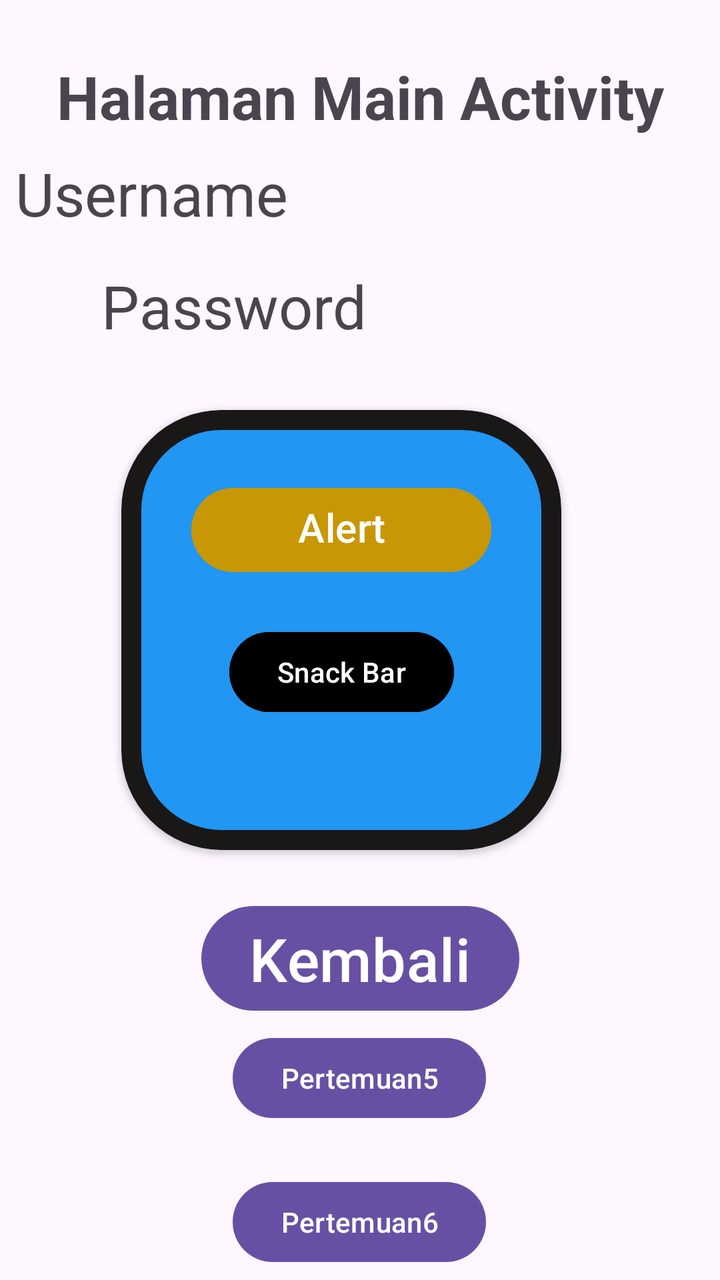
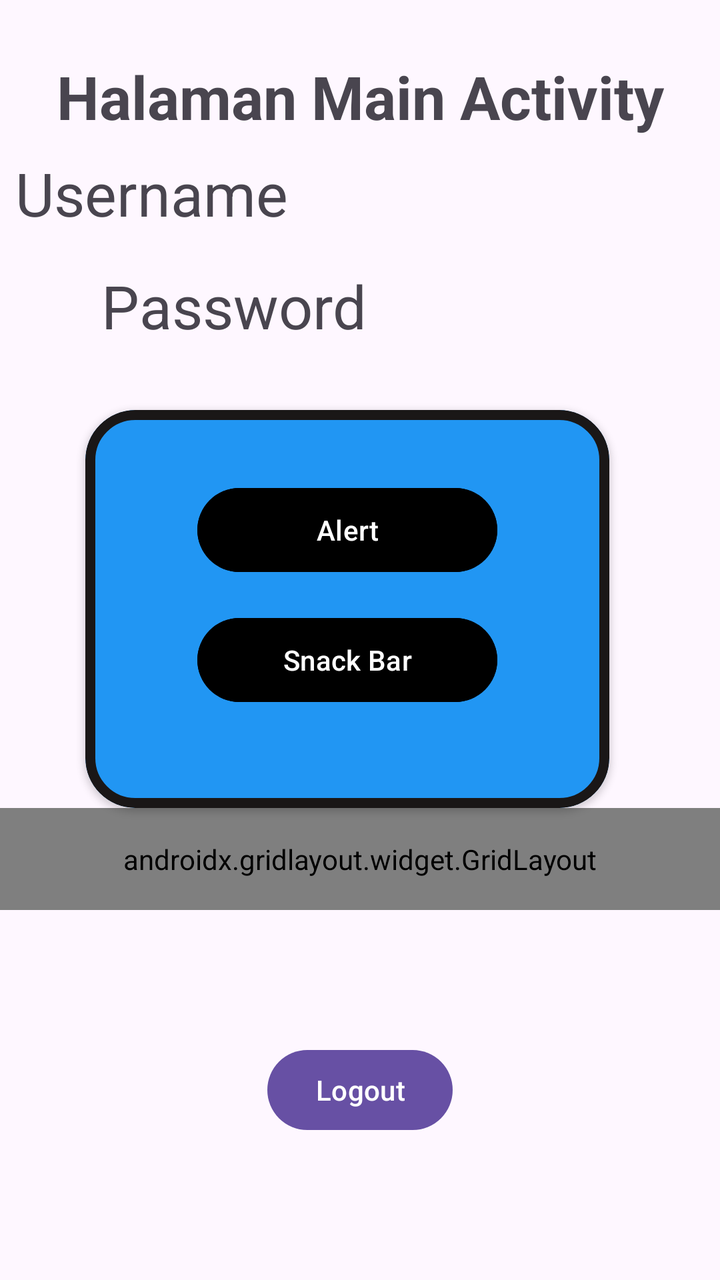

Compare the two renders of this Android layout. The source of the first and the diff that turns it into the second are given below.
<!-- AndroidManifest.xml: application theme Theme.PujaErista_3TIB -->
<!-- res/layout/fragment_home.xml -->
<?xml version="1.0" encoding="utf-8"?>
<androidx.constraintlayout.widget.ConstraintLayout
    xmlns:android="http://schemas.android.com/apk/res/android"
    xmlns:tools="http://schemas.android.com/tools"
    android:layout_width="match_parent"
    android:layout_height="match_parent"
    xmlns:app="http://schemas.android.com/apk/res-auto"
    tools:context=".Home.HomeFragment">

    <TextView
        android:id="@+id/textView7"
        android:layout_width="wrap_content"
        android:layout_height="wrap_content"
        android:layout_marginTop="28dp"
        android:text="Halaman Main Activity"
        android:textSize="30dp"
        android:textStyle="bold"
        app:layout_constraintEnd_toEndOf="parent"
        app:layout_constraintStart_toStartOf="parent"
        app:layout_constraintTop_toTopOf="parent" />

    <TextView
        android:id="@+id/txtUsername"
        android:layout_width="wrap_content"
        android:layout_height="wrap_content"
        android:layout_marginTop="8dp"
        android:layout_marginEnd="216dp"
        android:text="Username"
        android:textSize="30dp"
        app:layout_constraintEnd_toEndOf="parent"
        app:layout_constraintTop_toBottomOf="@+id/textView7" />

    <TextView
        android:id="@+id/txtPassword"
        android:layout_width="wrap_content"
        android:layout_height="wrap_content"
        android:layout_marginTop="16dp"
        android:text="Password"
        android:textSize="30dp"
        app:layout_constraintEnd_toEndOf="parent"
        app:layout_constraintHorizontal_bias="0.223"
        app:layout_constraintStart_toStartOf="parent"
        app:layout_constraintTop_toBottomOf="@+id/txtUsername" />
    <com.google.android.material.card.MaterialCardView
        android:id="@+id/materialCardView"
        android:layout_width="220dp"
        android:layout_height="220dp"
        android:layout_marginTop="32dp"
        app:cardBackgroundColor="#2196F3"
        app:cardCornerRadius="50dp"
        app:cardElevation="2dp"
        app:layout_constraintEnd_toEndOf="parent"
        app:layout_constraintHorizontal_bias="0.434"
        app:layout_constraintStart_toStartOf="parent"
        app:layout_constraintTop_toBottomOf="@+id/txtPassword"
        app:strokeColor="#1A1717"
        app:strokeWidth="10dp">

        <androidx.constraintlayout.widget.ConstraintLayout
            android:layout_width="match_parent"
            android:layout_height="match_parent"
            android:layout_margin="15dp">

            <Button
                android:id="@+id/btnAlertDialog"
                android:layout_width="150dp"
                android:layout_height="50dp"
                android:layout_marginTop="20dp"
                android:backgroundTint="#C79705"
                android:text="Alert Dialog"
                android:textSize="20dp"
                app:layout_constraintEnd_toEndOf="parent"
                app:layout_constraintStart_toStartOf="parent"
                app:layout_constraintTop_toTopOf="parent" />

            <Button
                android:id="@+id/btnSnackBar"
                android:layout_width="wrap_content"
                android:layout_height="wrap_content"
                android:layout_marginTop="92dp"
                android:backgroundTint="@color/black"
                android:text="Snack Bar"
                app:layout_constraintEnd_toEndOf="parent"
                app:layout_constraintStart_toStartOf="parent"
                app:layout_constraintTop_toTopOf="parent" />
        </androidx.constraintlayout.widget.ConstraintLayout>

    </com.google.android.material.card.MaterialCardView>

    <Button
        android:id="@+id/btnKembali"
        android:layout_width="wrap_content"
        android:layout_height="wrap_content"
        android:layout_marginTop="24dp"
        android:text="Kembali"
        android:textSize="30dp"
        app:layout_constraintEnd_toEndOf="parent"
        app:layout_constraintStart_toStartOf="parent"
        app:layout_constraintTop_toBottomOf="@+id/materialCardView" />

    <Button
        android:id="@+id/btnToLima"
        android:layout_width="wrap_content"
        android:layout_height="wrap_content"
        android:text="Pertemuan5"
        app:layout_constraintBottom_toBottomOf="parent"
        app:layout_constraintEnd_toEndOf="parent"
        app:layout_constraintHorizontal_bias="0.498"
        app:layout_constraintStart_toStartOf="parent"
        app:layout_constraintTop_toBottomOf="@+id/btnKembali"
        app:layout_constraintVertical_bias="0.069" />

    <Button
        android:id="@+id/btnToSix"
        android:layout_width="wrap_content"
        android:layout_height="wrap_content"
        android:layout_marginTop="24dp"
        android:text="Pertemuan6"
        app:layout_constraintEnd_toEndOf="parent"
        app:layout_constraintHorizontal_bias="0.498"
        app:layout_constraintStart_toStartOf="parent"
        app:layout_constraintTop_toBottomOf="@+id/btnToLima" />

    <Button
        android:id="@+id/btnLogout"
        android:layout_width="wrap_content"
        android:layout_height="wrap_content"
        android:layout_marginTop="24dp"
        android:text="Logout"
        app:layout_constraintEnd_toEndOf="parent"
        app:layout_constraintHorizontal_bias="0.498"
        app:layout_constraintStart_toStartOf="parent"
        app:layout_constraintTop_toBottomOf="@+id/btnToSix" />
</androidx.constraintlayout.widget.ConstraintLayout>
<!-- resources referenced by this layout -->
<resources>
  <color name="black">#FF000000</color>
  <style name="Theme.PujaErista_3TIB" parent="Base.Theme.PujaErista_3TIB" />
  <style name="Base.Theme.PujaErista_3TIB" parent="Theme.Material3.DayNight.NoActionBar">
          
          
      </style>
</resources>

<!-- the commit's change to res/layout/fragment_home.xml (unified diff, before → after) -->
@@ -41,20 +41,21 @@
         app:layout_constraintHorizontal_bias="0.223"
         app:layout_constraintStart_toStartOf="parent"
         app:layout_constraintTop_toBottomOf="@+id/txtUsername" />
+
     <com.google.android.material.card.MaterialCardView
         android:id="@+id/materialCardView"
-        android:layout_width="220dp"
-        android:layout_height="220dp"
+        android:layout_width="262dp"
+        android:layout_height="199dp"
         android:layout_marginTop="32dp"
         app:cardBackgroundColor="#2196F3"
-        app:cardCornerRadius="50dp"
+        app:cardCornerRadius="25dp"
         app:cardElevation="2dp"
         app:layout_constraintEnd_toEndOf="parent"
         app:layout_constraintHorizontal_bias="0.434"
         app:layout_constraintStart_toStartOf="parent"
         app:layout_constraintTop_toBottomOf="@+id/txtPassword"
         app:strokeColor="#1A1717"
-        app:strokeWidth="10dp">
+        app:strokeWidth="5dp">
 
         <androidx.constraintlayout.widget.ConstraintLayout
             android:layout_width="match_parent"
@@ -66,34 +67,43 @@
                 android:layout_width="150dp"
                 android:layout_height="50dp"
                 android:layout_marginTop="20dp"
-                android:backgroundTint="#C79705"
-                android:text="Alert Dialog"
-                android:textSize="20dp"
+                android:backgroundTint="@color/black"
+                android:text="Alert"
                 app:layout_constraintEnd_toEndOf="parent"
                 app:layout_constraintStart_toStartOf="parent"
                 app:layout_constraintTop_toTopOf="parent" />
 
             <Button
                 android:id="@+id/btnSnackBar"
-                android:layout_width="wrap_content"
-                android:layout_height="wrap_content"
-                android:layout_marginTop="92dp"
+                android:layout_width="150dp"
+                android:layout_height="50dp"
+                android:layout_marginTop="85dp"
                 android:backgroundTint="@color/black"
                 android:text="Snack Bar"
                 app:layout_constraintEnd_toEndOf="parent"
                 app:layout_constraintStart_toStartOf="parent"
                 app:layout_constraintTop_toTopOf="parent" />
         </androidx.constraintlayout.widget.ConstraintLayout>
+    </com.google.android.material.card.MaterialCardView>
 
-    </com.google.android.material.card.MaterialCardView>
+    <androidx.gridlayout.widget.GridLayout
+        android:id="@+id/gridMenu"
+        android:layout_width="0dp"
+        android:layout_height="wrap_content"
+        android:padding="16dp"
+        app:columnCount="2"
+        app:useDefaultMargins="true"
+        app:layout_constraintEnd_toEndOf="parent"
+        app:layout_constraintStart_toStartOf="parent"
+        app:layout_constraintTop_toBottomOf="@+id/materialCardView">
 
     <Button
         android:id="@+id/btnKembali"
         android:layout_width="wrap_content"
         android:layout_height="wrap_content"
-        android:layout_marginTop="24dp"
         android:text="Kembali"
-        android:textSize="30dp"
+        app:layout_columnWeight="1"
+        app:layout_gravity="fill_horizontal"
         app:layout_constraintEnd_toEndOf="parent"
         app:layout_constraintStart_toStartOf="parent"
         app:layout_constraintTop_toBottomOf="@+id/materialCardView" />
@@ -103,32 +113,47 @@
         android:layout_width="wrap_content"
         android:layout_height="wrap_content"
         android:text="Pertemuan5"
+        app:layout_columnWeight="1"
+        app:layout_gravity="fill_horizontal"
         app:layout_constraintBottom_toBottomOf="parent"
         app:layout_constraintEnd_toEndOf="parent"
-        app:layout_constraintHorizontal_bias="0.498"
         app:layout_constraintStart_toStartOf="parent"
         app:layout_constraintTop_toBottomOf="@+id/btnKembali"
-        app:layout_constraintVertical_bias="0.069" />
+        app:layout_constraintVertical_bias="0.037" />
 
     <Button
         android:id="@+id/btnToSix"
         android:layout_width="wrap_content"
         android:layout_height="wrap_content"
-        android:layout_marginTop="24dp"
         android:text="Pertemuan6"
+        app:layout_columnWeight="1"
+        app:layout_gravity="fill_horizontal"
         app:layout_constraintEnd_toEndOf="parent"
-        app:layout_constraintHorizontal_bias="0.498"
         app:layout_constraintStart_toStartOf="parent"
         app:layout_constraintTop_toBottomOf="@+id/btnToLima" />
+
+    <Button
+        android:id="@+id/btnToNine"
+        android:layout_width="wrap_content"
+        android:layout_height="wrap_content"
+        android:text="Pertemuan9"
+        app:layout_columnWeight="1"
+        app:layout_gravity="fill_horizontal"
+        app:layout_constraintEnd_toEndOf="parent"
+        app:layout_constraintStart_toStartOf="parent"
+        app:layout_constraintTop_toBottomOf="@+id/btnToSix" />
+    </androidx.gridlayout.widget.GridLayout>
 
     <Button
         android:id="@+id/btnLogout"
         android:layout_width="wrap_content"
         android:layout_height="wrap_content"
-        android:layout_marginTop="24dp"
         android:text="Logout"
+        app:layout_columnWeight="1"
+        app:layout_constraintBottom_toBottomOf="parent"
         app:layout_constraintEnd_toEndOf="parent"
-        app:layout_constraintHorizontal_bias="0.498"
         app:layout_constraintStart_toStartOf="parent"
-        app:layout_constraintTop_toBottomOf="@+id/btnToSix" />
+        app:layout_constraintTop_toTopOf="@+id/gridMenu"
+        app:layout_constraintVertical_bias="0.623" />
+
 </androidx.constraintlayout.widget.ConstraintLayout>
